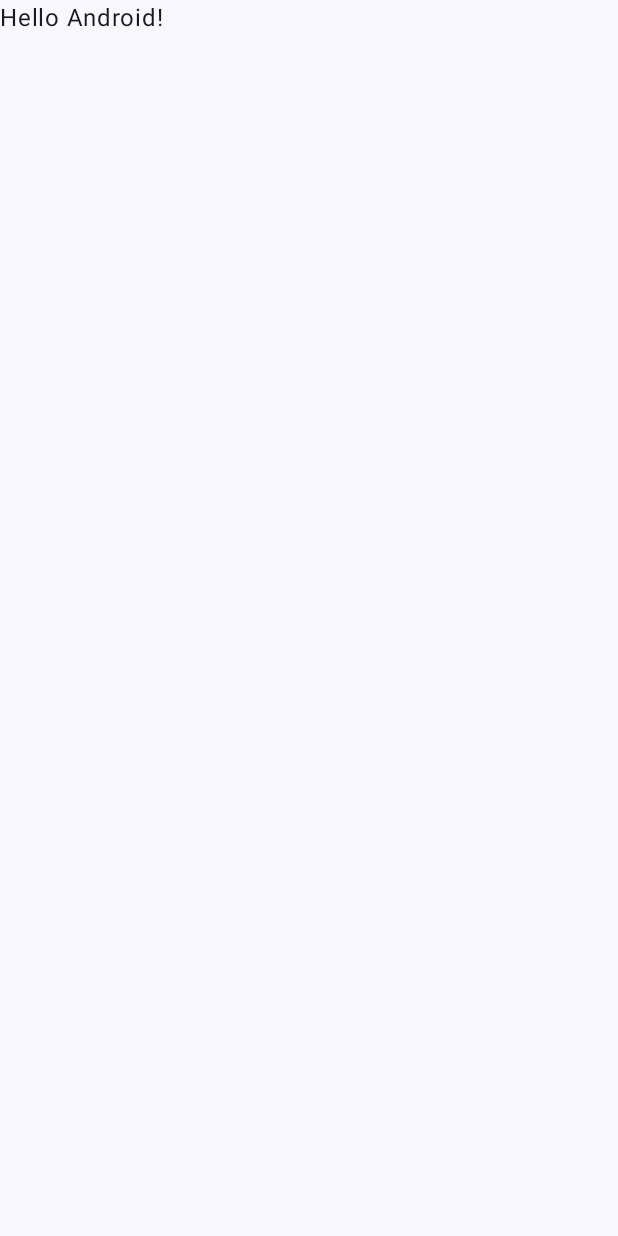
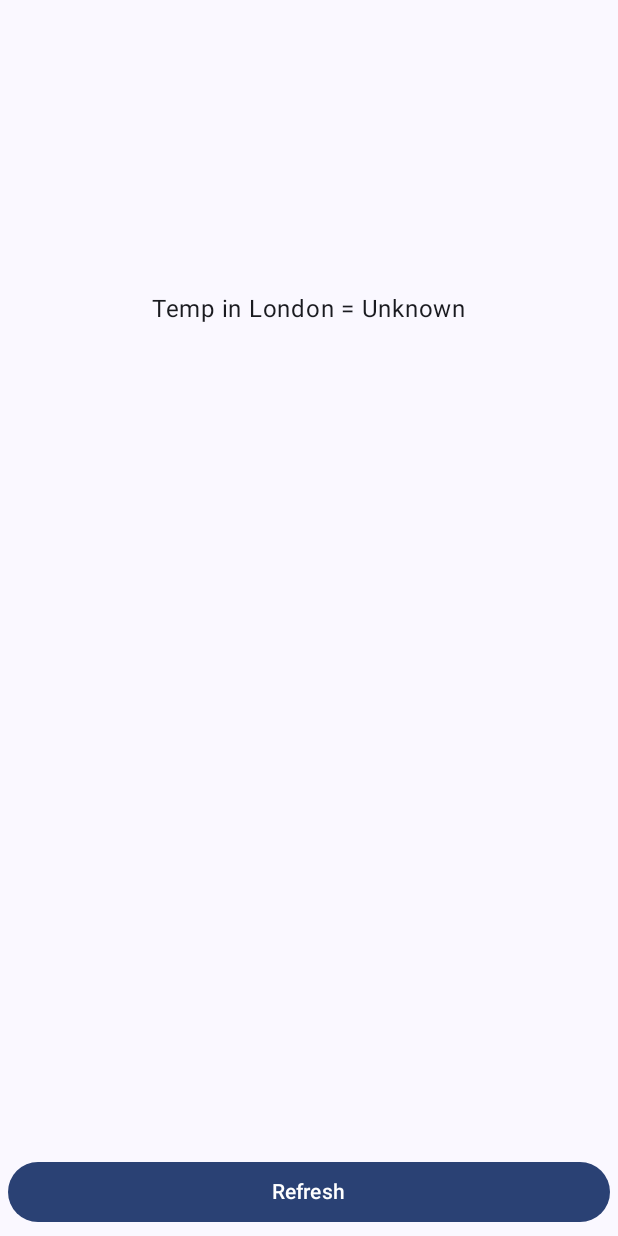
Before and after one commit to ddsdf041/MobileDeveloping, an Android app built with Jetpack Compose: the screen it shows after launch (MainActivity), on a phone screen of 412 x 824 dp. Before the commit the screen is almost empty. Run offline under Robolectric (Android 15) with nearby library versions, the light colour scheme and no system bars; our stand-ins replace Volley.

Commit message:
lab work 6: Прогноз погоды 1

```diff
--- a/app/build.gradle.kts
+++ b/app/build.gradle.kts
@@ -52,6 +52,7 @@ android {
 dependencies {
 
     implementation(libs.androidx.core.ktx)
+    implementation(libs.volley)
     implementation(libs.androidx.lifecycle.runtime.ktx)
     implementation(libs.androidx.activity.compose)
     implementation(platform(libs.androidx.compose.bom))
--- a/app/src/main/AndroidManifest.xml
+++ b/app/src/main/AndroidManifest.xml
@@ -1,6 +1,7 @@
 <?xml version="1.0" encoding="utf-8"?>
 <manifest xmlns:android="http://schemas.android.com/apk/res/android"
     xmlns:tools="http://schemas.android.com/tools">
+    <uses-permission android:name="android.permission.INTERNET"/>
 
     <application
         android:allowBackup="true"
--- a/app/src/main/java/com/example/myapplication/MainActivity.kt
+++ b/app/src/main/java/com/example/myapplication/MainActivity.kt
@@ -1,29 +1,43 @@
 package com.example.myapplication
 
+import android.content.Context
 import android.os.Bundle
+import android.util.Log
 import androidx.activity.ComponentActivity
 import androidx.activity.compose.setContent
 import androidx.activity.enableEdgeToEdge
+import androidx.compose.foundation.layout.Box
+import androidx.compose.foundation.layout.Column
+import androidx.compose.foundation.layout.fillMaxHeight
 import androidx.compose.foundation.layout.fillMaxSize
+import androidx.compose.foundation.layout.fillMaxWidth
 import androidx.compose.foundation.layout.padding
+import androidx.compose.material3.Button
 import androidx.compose.material3.Scaffold
 import androidx.compose.material3.Text
 import androidx.compose.runtime.Composable
+import androidx.compose.runtime.MutableState
+import androidx.compose.runtime.mutableStateOf
+import androidx.compose.runtime.remember
+import androidx.compose.ui.Alignment
 import androidx.compose.ui.Modifier
-import androidx.compose.ui.tooling.preview.Preview
+import androidx.compose.ui.unit.dp
+import com.android.volley.Request
+import com.android.volley.toolbox.StringRequest
+import com.android.volley.toolbox.Volley
 import com.example.myapplication.ui.theme.MyApplicationTheme
+import org.json.JSONObject
 
+
+const val API_KEY = "6c2a92c79a8c4513906174753240410"
 class MainActivity : ComponentActivity() {
     override fun onCreate(savedInstanceState: Bundle?) {
         super.onCreate(savedInstanceState)
         enableEdgeToEdge()
         setContent {
             MyApplicationTheme {
-                Scaffold(modifier = Modifier.fillMaxSize()) { innerPadding ->
-                    Greeting(
-                        name = "Android",
-                        modifier = Modifier.padding(innerPadding)
-                    )
+                Scaffold(modifier = Modifier.fillMaxSize()) { innerPadding -> innerPadding
+                    Greeting("London", this)
                 }
             }
         }
@@ -31,17 +45,56 @@ class MainActivity : ComponentActivity() {
 }
 
 @Composable
-fun Greeting(name: String, modifier: Modifier = Modifier) {
-    Text(
-        text = "Hello $name!",
-        modifier = modifier
-    )
+fun Greeting(name: String, context: Context) {
+    val state = remember {
+        mutableStateOf("Unknown")
+    }
+    Column(modifier = Modifier.fillMaxSize()) {
+        Box(
+            modifier = Modifier.fillMaxHeight(0.5f)
+            .fillMaxWidth(),
+            contentAlignment = Alignment.Center
+        ) {
+            Text(text = "Temp in $name = ${state.value}"
+            )
+        }
+        Box(
+            modifier = Modifier.fillMaxHeight()
+            .fillMaxWidth(),
+            contentAlignment = Alignment.BottomCenter
+        ) {
+            Button(onClick = {
+                getResult(name, state, context)
+            },
+                modifier = Modifier.padding(5.dp)
+                    .fillMaxWidth()
+            ) {
+                Text(text = "Refresh")
+            }
+        }
+    }
 }
 
-@Preview(showBackground = true)
-@Composable
-fun GreetingPreview() {
-    MyApplicationTheme {
-        Greeting("Android")
-    }
+
+private fun getResult(city:String, state: MutableState<String>, context:Context){
+    val url = "https://api.weatherapi.com/v1/current.json" +
+            "?key=$API_KEY&" +
+            "q=$city" +
+            "&aqi=no"
+    val queue = Volley.newRequestQueue(context)
+    val stringRequest = StringRequest(
+        Request.Method.GET,
+        url,
+        {
+            response ->
+            state.value = response
+            val obj = JSONObject(response)
+            state.value = obj.getJSONObject("current").getString("temp_c")
+        },
+        {
+            error ->
+            Log.d("MyLog", "Error $error")
+        }
+    )
+    queue.add(stringRequest)
 }
--- a/gradle/libs.versions.toml
+++ b/gradle/libs.versions.toml
@@ -8,6 +8,7 @@ espressoCore = "3.5.1"
 lifecycleRuntimeKtx = "2.6.1"
 activityCompose = "1.8.0"
 composeBom = "2024.04.01"
+volley = "1.2.1"
 
 [libraries]
 androidx-core-ktx = { group = "androidx.core", name = "core-ktx", version.ref = "coreKtx" }
@@ -24,6 +25,7 @@ androidx-ui-tooling-preview = { group = "androidx.compose.ui", name = "ui-toolin
 androidx-ui-test-manifest = { group = "androidx.compose.ui", name = "ui-test-manifest" }
 androidx-ui-test-junit4 = { group = "androidx.compose.ui", name = "ui-test-junit4" }
 androidx-material3 = { group = "androidx.compose.material3", name = "material3" }
+volley = { module = "com.android.volley:volley", version.ref = "volley" }
 
 [plugins]
 android-application = { id = "com.android.application", version.ref = "agp" }
```
